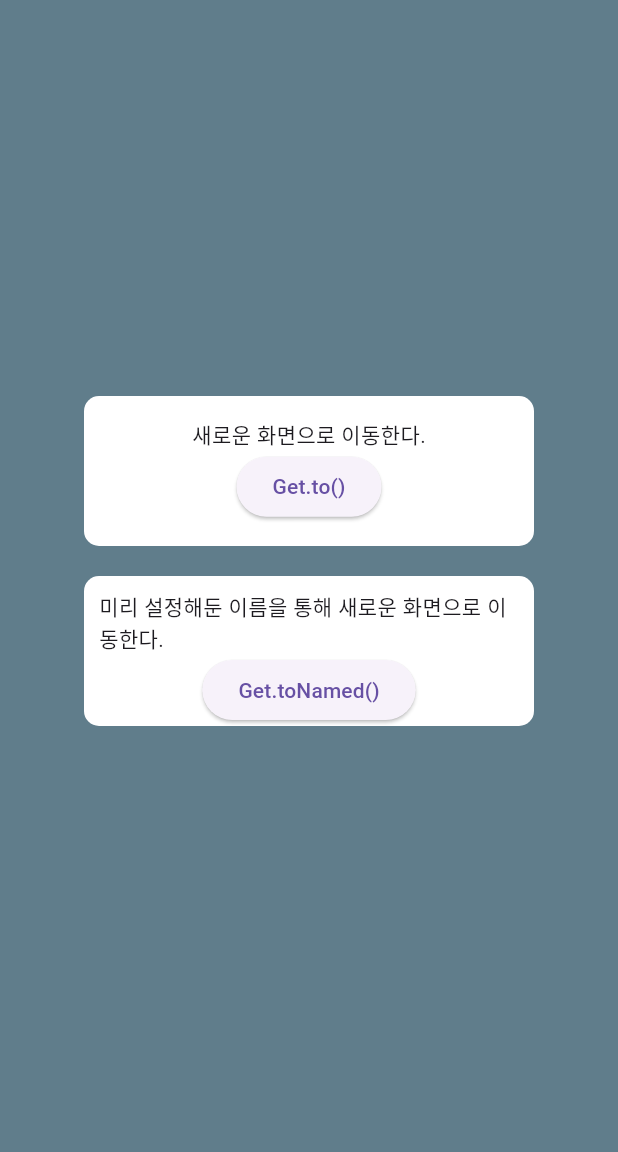
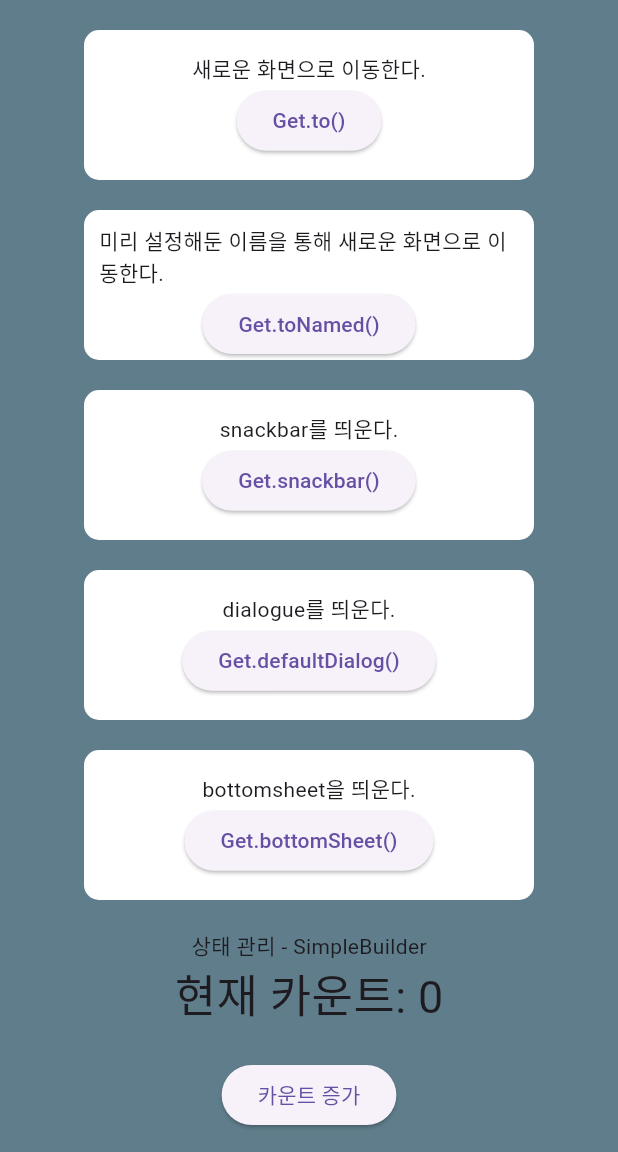
Before and after one commit to qpwozxc/Flutter-Product-List-App-With-GetX, a Flutter app: the screen it shows after launch, on a phone screen of 412 x 824 dp, the part 84-1236 px from its top. Run offline on Flutter 3.47's test engine with Material 3 defaults, Android fonts, the phone set to English and light mode, and no system bars; our stand-ins replace get.

Commit message:
:sparkles: Add StateManagement

```diff
--- /dev/null
+++ b/lib/controllers/count_controller.dart
@@ -0,0 +1,16 @@
+import 'package:flutter/material.dart';
+import 'package:get/get.dart';
+
+class CountController extends GetxController {
+  var count = 0;
+  var count2 = 0.obs;
+
+  void increase() {
+    count++;
+    update();
+  }
+
+  void increase2() {
+    count2.value++;
+  }
+}
--- a/lib/home.dart
+++ b/lib/home.dart
@@ -1,9 +1,9 @@
 import 'package:flutter/material.dart';
 import 'package:get/get.dart';
 import 'package:get/get_connect/http/src/utils/utils.dart';
+import 'package:getx_practice/controllers/count_controller.dart';
 import 'package:getx_practice/secondpage.dart';
 import 'package:getx_practice/thirdpage.dart';
-import 'package:getx_practice/w_text_button.dart';
 
 class HomePage extends StatefulWidget {
   const HomePage({super.key});
@@ -18,8 +18,10 @@ class _HomePageState extends State<HomePage> {
     return Scaffold(
       appBar: AppBar(title: const Text('GetX Practice')),
       backgroundColor: Colors.blueGrey,
-      body: Container(
+      body: SingleChildScrollView(
+        child: Container(
           width: double.infinity,
+          padding: EdgeInsets.all(20),
           child: Column(
             mainAxisAlignment: MainAxisAlignment.center,
             children: [
@@ -63,7 +65,129 @@ class _HomePageState extends State<HomePage> {
                 ),
               ),
               SizedBox(height: 20),
+              Container(
+                width: 300,
+                height: 100,
+                padding: EdgeInsets.all(10),
+                decoration: BoxDecoration(
+                  color: Colors.white,
+                  borderRadius: BorderRadius.circular(10),
+                ),
+                child: Column(
+                  mainAxisAlignment: MainAxisAlignment.center,
+                  children: [
+                    Text('snackbar를 띄운다.'),
+                    ElevatedButton(
+                        onPressed: (() => Get.snackbar(
+                              'Snackbar Title',
+                              'Snackbar Message',
+                              snackPosition: SnackPosition.BOTTOM,
+                            )),
+                        child: Text('Get.snackbar()')),
                   ],
+                ),
+              ),
+              SizedBox(height: 20),
+              Container(
+                width: 300,
+                height: 100,
+                padding: EdgeInsets.all(10),
+                decoration: BoxDecoration(
+                  color: Colors.white,
+                  borderRadius: BorderRadius.circular(10),
+                ),
+                child: Column(
+                  mainAxisAlignment: MainAxisAlignment.center,
+                  children: [
+                    Text('dialogue를 띄운다.'),
+                    ElevatedButton(
+                        onPressed: (() => Get.defaultDialog(
+                              title: 'Dialogue Title',
+                              middleText: 'Dialogue Message',
+                            )),
+                        child: Text('Get.defaultDialog()')),
+                  ],
+                ),
+              ),
+              SizedBox(height: 20),
+              Container(
+                width: 300,
+                height: 100,
+                padding: EdgeInsets.all(10),
+                decoration: BoxDecoration(
+                  color: Colors.white,
+                  borderRadius: BorderRadius.circular(10),
+                ),
+                child: Column(
+                  mainAxisAlignment: MainAxisAlignment.center,
+                  children: [
+                    Text('bottomsheet을 띄운다.'),
+                    ElevatedButton(
+                        onPressed: (() => Get.bottomSheet(Container(
+                              width: 300,
+                              height: 100,
+                              padding: EdgeInsets.all(10),
+                              decoration: BoxDecoration(
+                                color: Colors.white,
+                                borderRadius: BorderRadius.circular(10),
+                              ),
+                              child: Column(
+                                mainAxisAlignment: MainAxisAlignment.center,
+                                children: [
+                                  Text('bottomSheet'),
+                                  ElevatedButton(
+                                      onPressed: (() => Get.back()),
+                                      child: Text('Get.back()')),
+                                ],
+                              ),
+                            ))),
+                        child: Text('Get.bottomSheet()')),
+                  ],
+                ),
+              ),
+              SizedBox(height: 20),
+              Container(
+                child: Column(
+                  children: [
+                    Text('상태 관리 - SimpleBuilder'),
+                    GetBuilder<CountController>(
+                      init: CountController(),
+                      builder: (_) => Text(
+                        '현재 카운트: ${_.count}',
+                        style: TextStyle(fontSize: 30),
+                      ),
+                    ),
+                    SizedBox(height: 20),
+                    ElevatedButton(
+                      onPressed: (() => Get.find<CountController>().increase()),
+                      child: Text('카운트 증가'),
+                    )
+                  ],
+                ),
+              ),
+              SizedBox(height: 20),
+              Container(
+                child: Column(
+                  children: [
+                    Text('상태 관리 - Reactive(GetX)'),
+                    GetX<CountController>(
+                      init: CountController(),
+                      builder: (_) => Text(
+                        '현재 카운트: ${_.count2.value}',
+                        style: TextStyle(fontSize: 30),
+                      ),
+                    ),
+                    SizedBox(height: 20),
+                    ElevatedButton(
+                      onPressed: (() =>
+                          Get.find<CountController>().increase2()),
+                      child: Text('카운트 증가'),
+                    )
+                  ],
+                ),
+              ),
+            ],
+          ),
         ),
       ),
     );
--- a/lib/secondpage.dart
+++ b/lib/secondpage.dart
@@ -23,6 +23,7 @@ class _SecondPageState extends State<SecondPage> {
                   // Navigation - Get.back()
                   onPressed: (() => Get.back()),
                   child: Text('Get.back()')),
+              SizedBox(height: 20),
             ],
           ),
         ));
--- a/lib/thirdpage.dart
+++ b/lib/thirdpage.dart
@@ -1,4 +1,6 @@
 import 'package:flutter/material.dart';
+import 'package:get/get.dart';
+import 'package:getx_practice/secondpage.dart';
 
 class ThirdPage extends StatefulWidget {
   const ThirdPage({super.key});
@@ -15,7 +17,11 @@ class _ThirdPageState extends State<ThirdPage> {
         body: Container(
           width: double.infinity,
           child: Column(mainAxisAlignment: MainAxisAlignment.center, children: [
-            Text('이전 화면'),
+            Text('이전 화면을 제거하고 새로운 화면으로 이동한다.'),
+            ElevatedButton(
+                // Navigation - Get.off()
+                onPressed: (() => Get.off(SecondPage())),
+                child: Text('Get.off()')),
           ]),
         ));
   }
--- a/lib/w_text_button.dart
+++ /dev/null
@@ -1,33 +0,0 @@
-import 'package:flutter/material.dart';
-import 'package:get/get.dart';
-
-class TextButtonWidget extends StatefulWidget {
-  const TextButtonWidget({super.key});
-
-  @override
-  State<TextButtonWidget> createState() => _TextButtonWidgetState();
-}
-
-class _TextButtonWidgetState extends State<TextButtonWidget> {
-  @override
-  Widget build(BuildContext context) {
-    return Container(
-      width: 300,
-      height: 100,
-      padding: EdgeInsets.all(10),
-      decoration: BoxDecoration(
-        color: Colors.white,
-        borderRadius: BorderRadius.circular(10),
-      ),
-      child: Column(
-        mainAxisAlignment: MainAxisAlignment.center,
-        children: [
-          Text('Get.toNamed()'),
-          ElevatedButton(
-              onPressed: (() => Get.toNamed('/thirdpage')),
-              child: Text('Get.toNamed()')),
-        ],
-      ),
-    );
-  }
-}
```
Also changed, not shown: lib/controllers/text_button_controller.dart (deleted, +0 -8 lines). Lines whose indentation alone changed are shown as unchanged.
